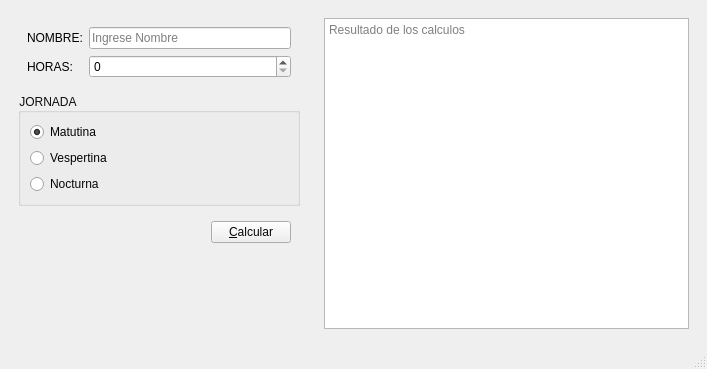
First picture: the form in salarios.ui, repository DaniMena04/P60-Salarios, before the edit.
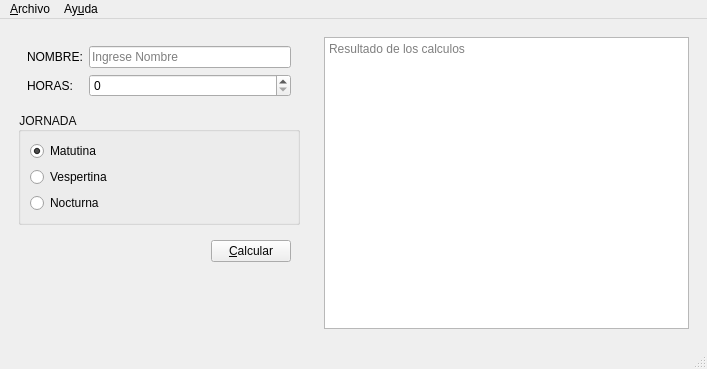
Second picture: the form after the edit.

Commit message: Menus y Guardar

```diff
--- a/salarios.ui
+++ b/salarios.ui
@@ -195,6 +195,26 @@
      <height>21</height>
     </rect>
    </property>
+   <widget class="QMenu" name="menuArchivo">
+    <property name="title">
+     <string>&amp;Archivo</string>
+    </property>
+    <addaction name="actionNuevo"/>
+    <addaction name="actionAbrir"/>
+    <addaction name="actionGuardar"/>
+    <addaction name="separator"/>
+    <addaction name="actionCalcular"/>
+    <addaction name="separator"/>
+    <addaction name="actionSalir"/>
+   </widget>
+   <widget class="QMenu" name="menuAyuda">
+    <property name="title">
+     <string>Ay&amp;uda</string>
+    </property>
+    <addaction name="actionAcerca_de_Salarios"/>
+   </widget>
+   <addaction name="menuArchivo"/>
+   <addaction name="menuAyuda"/>
   </widget>
   <widget class="QStatusBar" name="statusbar"/>
  </widget>
```
Left out of the diff: 45 changed lines with no effect on the pictures. The commit also changes 2 other files.
